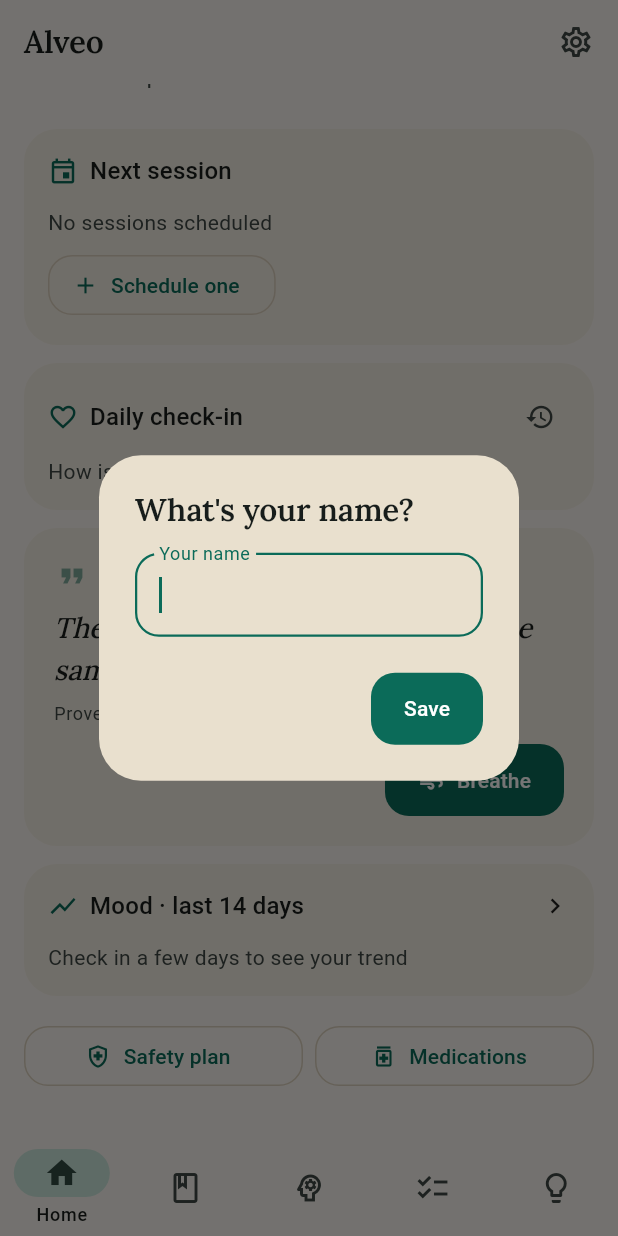
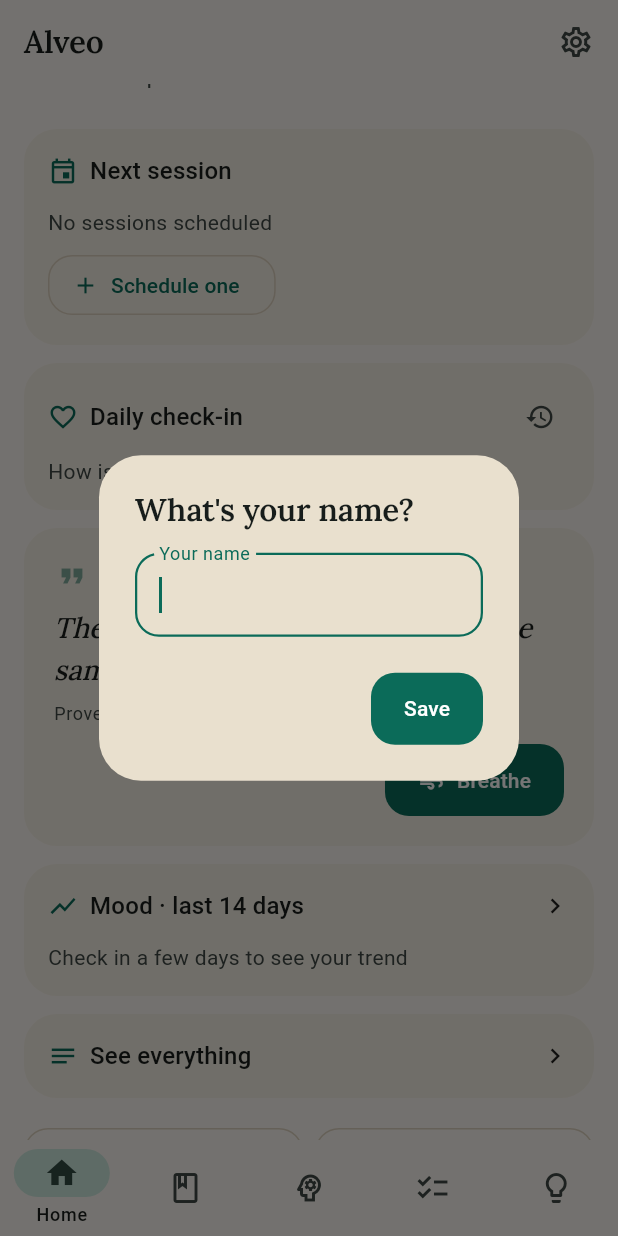
Before and after one commit to iezappa/alveoapp, a Flutter app: the screen it shows after launch, scrolled down 69 dp, on a phone screen of 412 x 824 dp. Run offline on Flutter 3.47's test engine with Material 3 defaults, Android fonts, the light colour scheme and no system bars; our stand-ins replace drift, fl_chart, flutter_riverpod, go_router, pdf, web; missing offline and left inert: dart:js_interop, file_selector; accounts and stored records are empty; generated files the repository leaves out were written again.

Commit message:
feat: 'See everything' view of all written text
A dashboard card opens a read-only screen that gathers every journal
entry, session note, thought record, task note and check-in note into
one list, newest first. Backed by a pure TextRecord model and a
FutureProvider that folds the existing per-feature list providers.

```diff
--- a/apps/client/lib/app/router.dart
+++ b/apps/client/lib/app/router.dart
@@ -1,6 +1,7 @@
 import 'package:flutter_riverpod/flutter_riverpod.dart';
 import 'package:go_router/go_router.dart';
 
+import '../features/all_records/all_records_screen.dart';
 import '../features/breathe/breathe_screen.dart';
 import '../features/cbt/thought_record_editor_screen.dart';
 import '../features/cbt/tools_screen.dart';
@@ -103,6 +104,10 @@
         builder: (context, state) => const BreatheScreen(),
       ),
       GoRoute(
+        path: '/all-records',
+        builder: (context, state) => const AllRecordsScreen(),
+      ),
+      GoRoute(
         path: '/library',
         builder: (context, state) => const LibraryScreen(),
       ),
--- a/apps/client/lib/features/dashboard/dashboard_screen.dart
+++ b/apps/client/lib/features/dashboard/dashboard_screen.dart
@@ -99,6 +99,8 @@
               const _QuoteCard(),
               const SizedBox(height: 12),
               const _MoodTrendCard(),
+              const SizedBox(height: 12),
+              const _ViewAllCard(),
               const SizedBox(height: 16),
               const _QuickLinks(),
             ],
@@ -319,6 +321,45 @@
   }
 }
 
+/// A doorway into the read-only "everything" view — every text the user has
+/// written, gathered in one place.
+class _ViewAllCard extends StatelessWidget {
+  const _ViewAllCard();
+
+  @override
+  Widget build(BuildContext context) {
+    final l10n = AppLocalizations.of(context);
+    final theme = Theme.of(context);
+
+    return Card(
+      clipBehavior: Clip.antiAlias,
+      child: InkWell(
+        onTap: () => context.push('/all-records'),
+        child: Padding(
+          padding: const EdgeInsets.all(16),
+          child: Row(
+            children: [
+              Icon(
+                Icons.notes_outlined,
+                size: 20,
+                color: theme.colorScheme.primary,
+              ),
+              const SizedBox(width: 8),
+              Expanded(
+                child: Text(
+                  l10n.dashboardViewAll,
+                  style: theme.textTheme.titleMedium,
+                ),
+              ),
+              const Icon(Icons.chevron_right, size: 20),
+            ],
+          ),
+        ),
+      ),
+    );
+  }
+}
+
 /// Compact links to the safety plan and the medication log.
 class _QuickLinks extends StatelessWidget {
   const _QuickLinks();
--- a/apps/client/lib/l10n/app_en.arb
+++ b/apps/client/lib/l10n/app_en.arb
@@ -113,6 +113,11 @@
   "dashboardCheckInPrompt": "How is your heart today?",
   "dashboardMoodTrend": "Mood · last 14 days",
   "dashboardMoodTrendEmpty": "Check in a few days to see your trend",
+  "dashboardViewAll": "See everything",
+  "allRecordsTitle": "Everything",
+  "allRecordsEmpty": "Nothing written yet",
+  "allRecordsKindThought": "Thought record",
+  "allRecordsKindMood": "Check-in note",
   "insightsTitle": "Insights",
   "insightsRange30": "30 days",
   "insightsRange90": "90 days",
--- a/apps/client/lib/l10n/app_es.arb
+++ b/apps/client/lib/l10n/app_es.arb
@@ -77,6 +77,11 @@
   "dashboardCheckInPrompt": "¿Cómo está tu corazón hoy?",
   "dashboardMoodTrend": "Ánimo · últimos 14 días",
   "dashboardMoodTrendEmpty": "Registrá tu ánimo unos días para ver la tendencia",
+  "dashboardViewAll": "Ver todo",
+  "allRecordsTitle": "Todo",
+  "allRecordsEmpty": "Todavía no escribiste nada",
+  "allRecordsKindThought": "Registro de pensamiento",
+  "allRecordsKindMood": "Nota del check-in",
   "insightsTitle": "Progreso",
   "insightsRange30": "30 días",
   "insightsRange90": "90 días",
--- a/apps/client/lib/l10n/app_localizations.dart
+++ b/apps/client/lib/l10n/app_localizations.dart
@@ -518,6 +518,36 @@
   /// **'Check in a few days to see your trend'**
   String get dashboardMoodTrendEmpty;
 
+  /// No description provided for @dashboardViewAll.
+  ///
+  /// In en, this message translates to:
+  /// **'See everything'**
+  String get dashboardViewAll;
+
+  /// No description provided for @allRecordsTitle.
+  ///
+  /// In en, this message translates to:
+  /// **'Everything'**
+  String get allRecordsTitle;
+
+  /// No description provided for @allRecordsEmpty.
+  ///
+  /// In en, this message translates to:
+  /// **'Nothing written yet'**
+  String get allRecordsEmpty;
+
+  /// No description provided for @allRecordsKindThought.
+  ///
+  /// In en, this message translates to:
+  /// **'Thought record'**
+  String get allRecordsKindThought;
+
+  /// No description provided for @allRecordsKindMood.
+  ///
+  /// In en, this message translates to:
+  /// **'Check-in note'**
+  String get allRecordsKindMood;
+
   /// No description provided for @insightsTitle.
   ///
   /// In en, this message translates to:
```
Also changed, not shown: apps/client/lib/domain/all_records/text_record.dart (added, +41 -0 lines), apps/client/lib/features/all_records/all_records_providers.dart (added, +68 -0 lines), apps/client/lib/features/all_records/all_records_screen.dart (added, +128 -0 lines), apps/client/lib/l10n/app_localizations_en.dart (+15 -0 lines), apps/client/lib/l10n/app_localizations_es.dart (+15 -0 lines), 2 other files.
